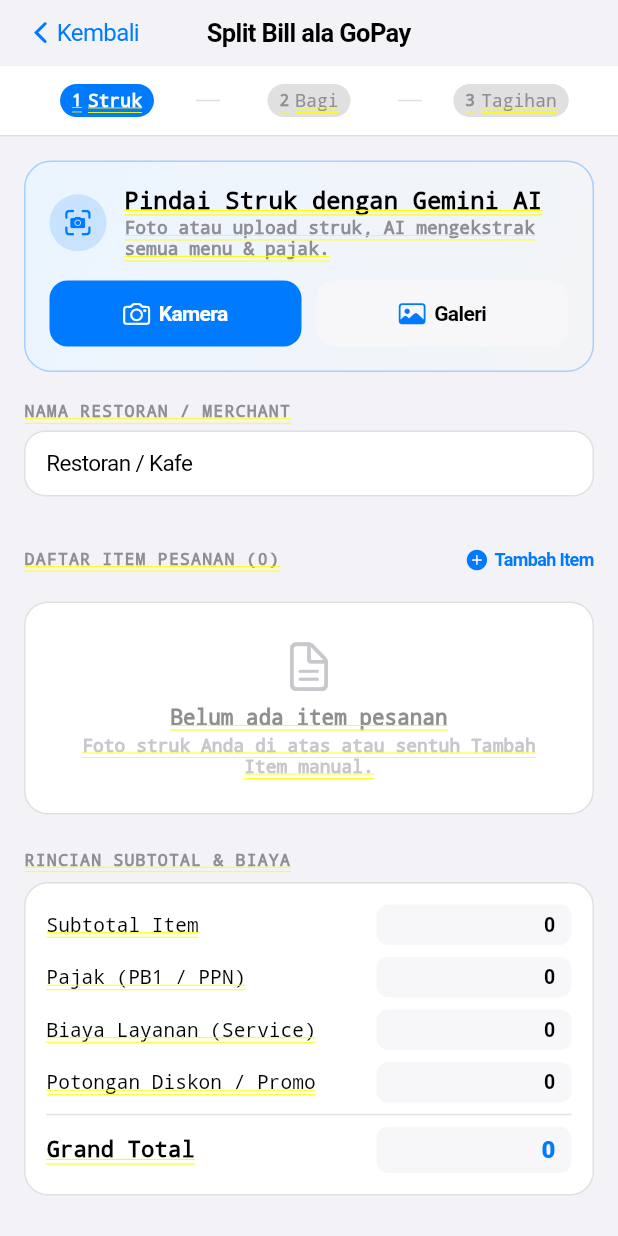
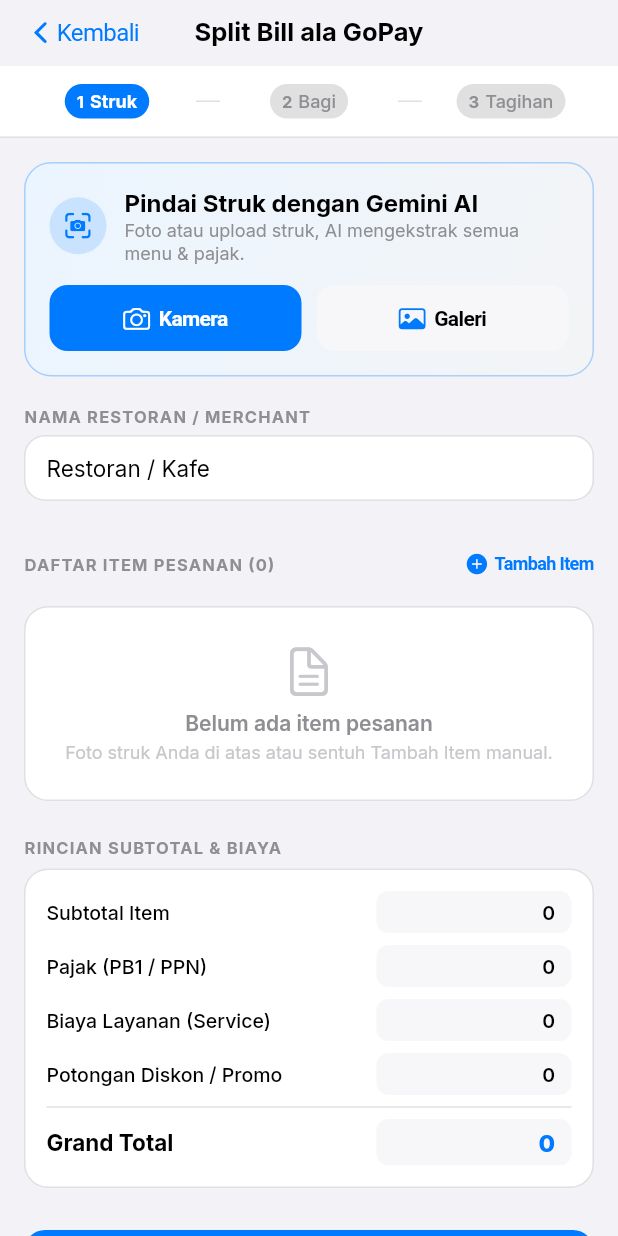
Before and after one commit to Fuadhsnn/PersonalAsistant, a Flutter app: the SplitBillScreen screen opened directly with empty values, on a phone screen of 412 x 824 dp. Run offline on Flutter 3.47's test engine with Material 3 defaults, Android fonts, the phone set to English and light mode, and no system bars; our stand-ins replace google_fonts, image_picker, shared_preferences; accounts and stored records are empty.

Commit message:
fix: resolve yellow text underline and add 503/429 multi-model failover for Gemini

```diff
--- a/lib/screens/split_bill_screen.dart
+++ b/lib/screens/split_bill_screen.dart
@@ -1,6 +1,7 @@
 import 'package:flutter/cupertino.dart';
 import 'package:flutter/material.dart';
 import 'package:flutter/services.dart';
+import 'package:google_fonts/google_fonts.dart';
 import 'package:image_picker/image_picker.dart';
 import 'package:intl/intl.dart';
 
@@ -9,6 +10,7 @@
 import '../services/gemini_receipt_service.dart';
 import '../state/dashboard_state.dart';
 import '../theme/apple_colors.dart';
+import '../theme/apple_theme.dart';
 
 class SplitBillScreen extends StatefulWidget {
   final DashboardState state;
@@ -540,7 +542,18 @@
   Widget build(BuildContext context) {
     final isDark = widget.state.isDarkMode;
 
-    return CupertinoPageScaffold(
+    return CupertinoTheme(
+      data: AppleTheme.cupertinoTheme(isDark),
+      child: Material(
+        type: MaterialType.transparency,
+        child: DefaultTextStyle(
+          style: TextStyle(
+            decoration: TextDecoration.none,
+            fontFamily: GoogleFonts.inter().fontFamily,
+            color: AppleColors.textPrimary(isDark),
+            fontSize: 14,
+          ),
+          child: CupertinoPageScaffold(
             backgroundColor: AppleColors.bg(isDark),
             navigationBar: CupertinoNavigationBar(
               backgroundColor: AppleColors.card(isDark).withValues(alpha: 0.85),
@@ -589,6 +602,9 @@
                     child: _buildCurrentStepContent(isDark),
                   ),
                 ],
+              ),
+            ),
+          ),
         ),
       ),
     );
```
Also changed, not shown: lib/screens/finance_screen.dart (+10 -4 lines), lib/services/gemini_receipt_service.dart (+27 -12 lines), 2 other files. Lines whose indentation alone changed are shown as unchanged.
